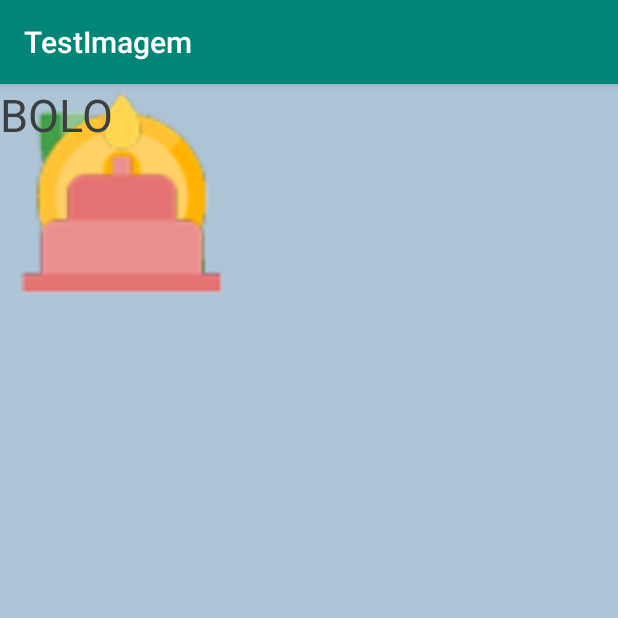
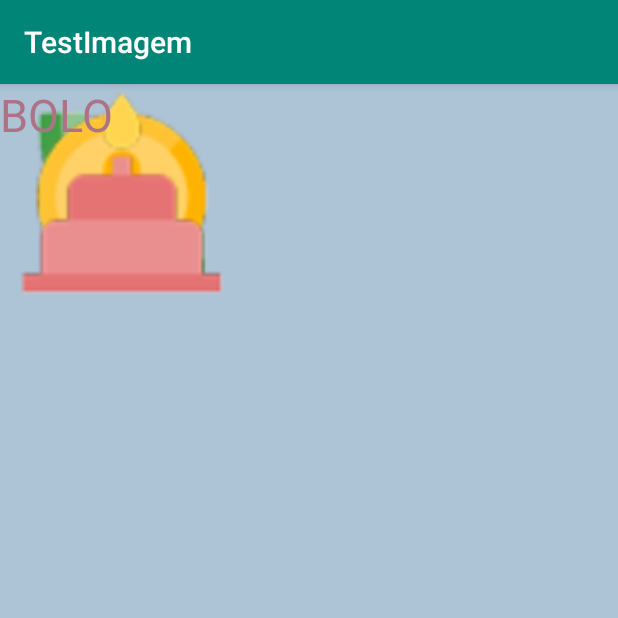
Before and after one commit to MateusMello1995/TestandoImagens, an Android app: the screen it shows after launch (MainActivity), on a phone screen of 412 x 824 dp, the top half of it. Run offline under Robolectric (Android 15) with nearby library versions, the phone set to English and light mode, and no system bars.

Commit message:
cor da fonte alterada

```diff
--- a/app/src/main/res/layout/activity_main.xml
+++ b/app/src/main/res/layout/activity_main.xml
@@ -57,7 +57,7 @@
         android:layout_width="wrap_content"
         android:layout_height="wrap_content"
         android:orientation="vertical"
-        app:layout_constraintGuide_begin="395dp" />
+        app:layout_constraintGuide_begin="364dp" />
 
     <TextView
         android:id="@+id/textView"
@@ -92,7 +92,7 @@
         android:gravity="center"
         android:text="bolo"
         android:textAllCaps="true"
-        android:textColor="#3C3F41"
+        android:textColor="#AD7285"
         android:textSize="30sp"
         tools:layout_editor_absoluteX="219dp"
         tools:layout_editor_absoluteY="497dp" />
```
